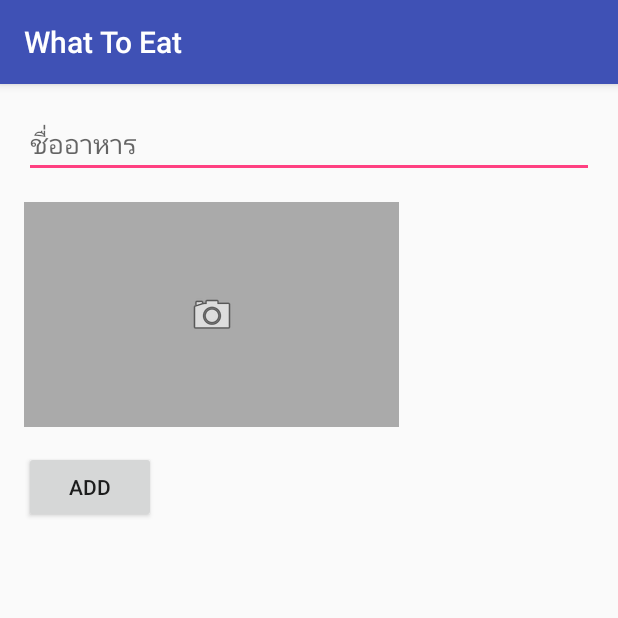
After one commit to 3bugs/WhatToEat-CP-SU-2559-Live, an Android app: the AddFoodActivity screen opened directly, with no data from a screen before it, on a phone screen of 412 x 824 dp, the top half of it. The commit adds this screen. Run offline under Robolectric (Android 15) with nearby library versions, the phone set to English and light mode, and no system bars.

Commit message:
Add AddFoodActivity, activity_add_food.xml

```diff
--- a/app/src/main/AndroidManifest.xml
+++ b/app/src/main/AndroidManifest.xml
@@ -22,6 +22,8 @@
             android:label="@string/title_activity_food_list"
             android:theme="@style/AppTheme.NoActionBar">
         </activity>
+        <activity android:name=".AddFoodActivity">
+        </activity>
     </application>
 
 </manifest>
--- /dev/null
+++ b/app/src/main/java/com/example/whattoeat/AddFoodActivity.java
@@ -0,0 +1,13 @@
+package com.example.whattoeat;
+
+import android.support.v7.app.AppCompatActivity;
+import android.os.Bundle;
+
+public class AddFoodActivity extends AppCompatActivity {
+
+    @Override
+    protected void onCreate(Bundle savedInstanceState) {
+        super.onCreate(savedInstanceState);
+        setContentView(R.layout.activity_add_food);
+    }
+}
--- /dev/null
+++ b/app/src/main/res/layout/activity_add_food.xml
@@ -0,0 +1,35 @@
+<?xml version="1.0" encoding="utf-8"?>
+<LinearLayout xmlns:android="http://schemas.android.com/apk/res/android"
+              xmlns:tools="http://schemas.android.com/tools"
+              android:layout_width="match_parent"
+              android:layout_height="match_parent"
+              android:orientation="vertical"
+              android:paddingBottom="@dimen/activity_vertical_margin"
+              android:paddingLeft="@dimen/activity_horizontal_margin"
+              android:paddingRight="@dimen/activity_horizontal_margin"
+              android:paddingTop="@dimen/activity_vertical_margin"
+              tools:context="com.example.whattoeat.AddFoodActivity">
+
+    <EditText
+        android:id="@+id/food_name_edit_text"
+        android:layout_width="match_parent"
+        android:layout_height="wrap_content"
+        android:hint="ชื่ออาหาร" />
+
+    <ImageView
+        android:id="@+id/food_image_view"
+        android:layout_width="250dp"
+        android:layout_height="150dp"
+        android:layout_marginBottom="16dp"
+        android:layout_marginTop="16dp"
+        android:background="@android:color/darker_gray"
+        android:scaleType="centerInside"
+        android:src="@android:drawable/ic_menu_camera" />
+
+    <Button
+        android:id="@+id/add_button"
+        android:layout_width="wrap_content"
+        android:layout_height="wrap_content"
+        android:text="Add" />
+
+</LinearLayout>
```
Also changed, not shown: app/src/main/java/com/example/whattoeat/FoodListActivity.java (+12 -0 lines), app/src/main/java/com/example/whattoeat/MainActivity.java (+5 -18 lines), app/src/main/java/com/example/whattoeat/adapter/FoodListAdapter.java (+16 -1 lines), app/src/main/java/com/example/whattoeat/etc/Utils.java (added, +29 -0 lines).
